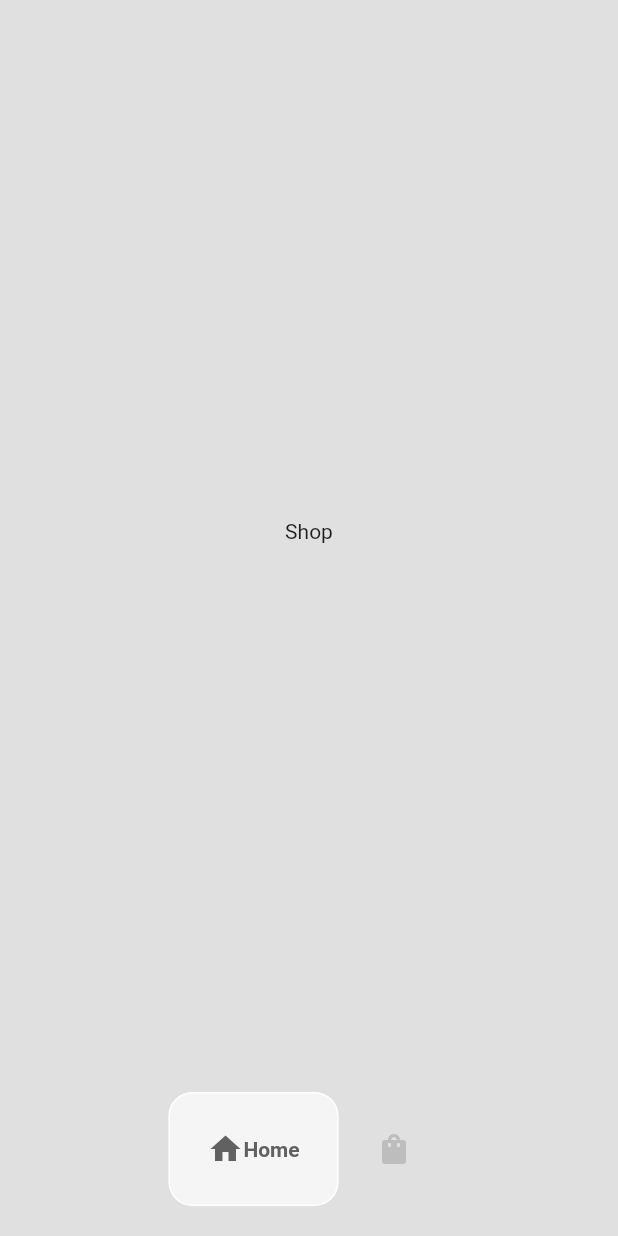
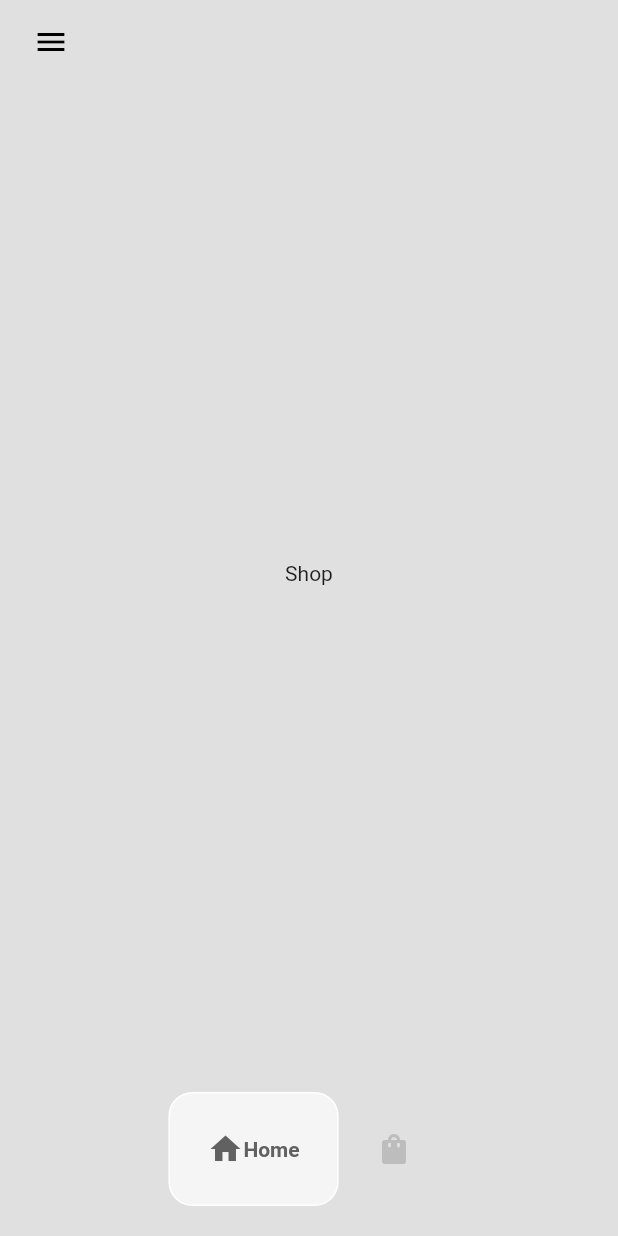
Before and after one commit to Mahyar-86/Flutter-NikeShop, a Flutter app: the HomePage screen opened directly, on a phone screen of 412 x 824 dp. Run offline on Flutter 3.47's test engine with Material 2 defaults, Android fonts, the phone set to English and light mode, and no system bars; drawn by our look-alikes of google_nav_bar.

Commit message:
feat: Add Drawer

```diff
--- a/lib/pages/home_page.dart
+++ b/lib/pages/home_page.dart
@@ -31,6 +31,89 @@ class _HomePageState extends State<HomePage> {
       bottomNavigationBar: MyBottomNavBar(
         onTabChange: (index) => navigationBottomBar(index),
       ),
+      appBar: AppBar(
+        backgroundColor: Colors.transparent,
+        elevation: 0,
+        leading: Builder(builder: (context) {
+          return Padding(
+            padding: const EdgeInsets.only(left: 12.0),
+            child: IconButton(
+              icon: const Icon(
+                Icons.menu,
+                color: Colors.black,
+              ),
+              onPressed: () => Scaffold.of(context).openDrawer(),
+            ),
+          );
+        }),
+      ),
+      drawer: Drawer(
+        backgroundColor: Colors.grey[900],
+        child: Column(
+          mainAxisAlignment: MainAxisAlignment.spaceBetween,
+          children: [
+            Column(
+              children: [
+                DrawerHeader(
+                  child: Padding(
+                    padding: const EdgeInsets.all(40.0),
+                    child: Image.asset(
+                      "lib/images/Logo.png",
+                      color: Colors.white,
+                    ),
+                  ),
+                ),
+                Padding(
+                  padding: const EdgeInsets.symmetric(
+                      horizontal: 25.0, vertical: 20.0),
+                  child: Divider(
+                    color: Colors.grey[800],
+                  ),
+                ),
+                const Padding(
+                  padding: EdgeInsets.only(left: 25.0),
+                  child: ListTile(
+                    leading: Icon(
+                      Icons.home,
+                      color: Colors.white,
+                    ),
+                    title: Text(
+                      "Home",
+                      style: TextStyle(color: Colors.white),
+                    ),
+                  ),
+                ),
+                const Padding(
+                  padding: EdgeInsets.only(left: 25.0),
+                  child: ListTile(
+                    leading: Icon(
+                      Icons.info,
+                      color: Colors.white,
+                    ),
+                    title: Text(
+                      "About",
+                      style: TextStyle(color: Colors.white),
+                    ),
+                  ),
+                ),
+              ],
+            ),
+            const Padding(
+              padding: EdgeInsets.only(left: 25.0, bottom: 25.0),
+              child: ListTile(
+                leading: Icon(
+                  Icons.logout,
+                  color: Colors.white,
+                ),
+                title: Text(
+                  "Logout",
+                  style: TextStyle(color: Colors.white),
+                ),
+              ),
+            ),
+          ],
+        ),
+      ),
       body: _pages[_selectedIndex],
     );
   }
```
